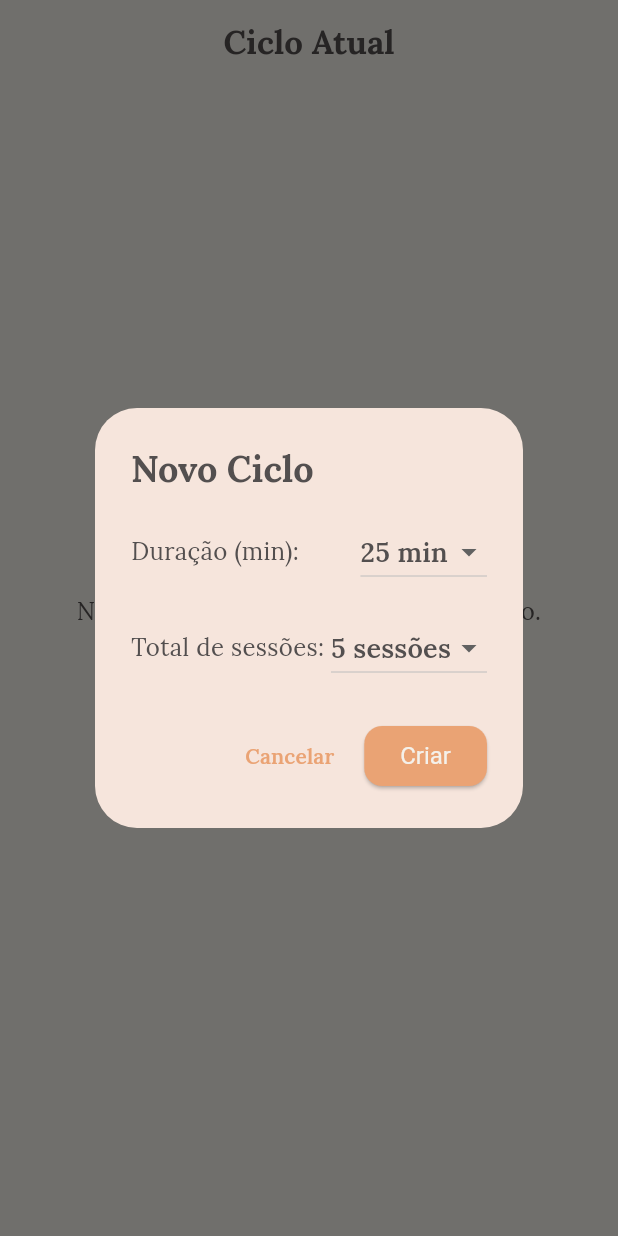
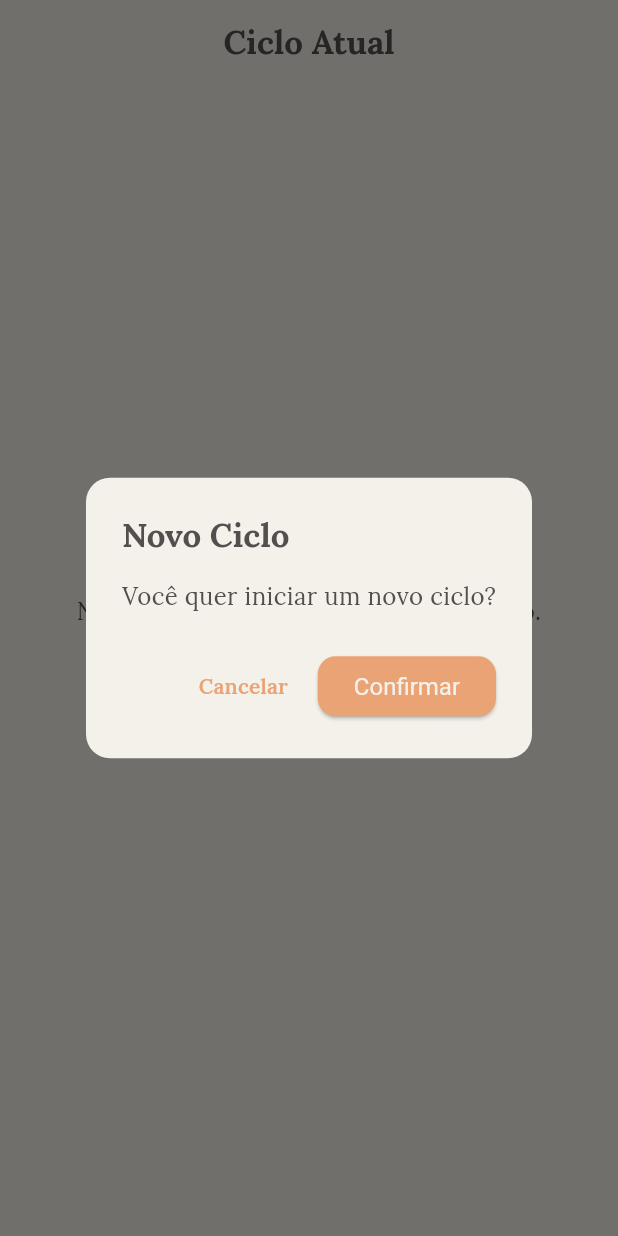
Before and after one commit to lucaseneiva/structured-writing-protocol, a Flutter app: the screen it shows after launch, after a tap on "Criar novo ciclo", on a phone screen of 412 x 824 dp. Run offline on Flutter 3.47's test engine with Material 3 defaults, Android fonts, the phone set to English and light mode, and no system bars; our stand-ins replace flutter_riverpod, google_fonts.

Commit message:
refactor: confirmation dialog widget

```diff
--- a/lib/presentation/home_page.dart
+++ b/lib/presentation/home_page.dart
@@ -5,6 +5,7 @@ import 'package:structured_writing_protocol/presentation/widgets/circular_progre
 import 'package:structured_writing_protocol/presentation/widgets/session_card.dart';
 import 'package:structured_writing_protocol/presentation/widgets/cycle_drawer.dart';
 import 'package:intl/intl.dart';
+import 'package:structured_writing_protocol/presentation/widgets/confirmation_dialog.dart';
 
 // Usamos ConsumerWidget para poder "ouvir" os providers.
 class HomePage extends ConsumerWidget {
@@ -31,7 +32,17 @@ class HomePage extends ConsumerWidget {
               const SizedBox(height: 16),
               ElevatedButton(
                 onPressed: () {
-                  _showCreateCycleDialog(context, ref);
+                  showDialog(
+                    context: context,
+                    builder: (_) => ConfirmationDialog(
+                      title: "Novo Ciclo",
+                      message: "Você quer iniciar um novo ciclo?",
+                      onConfirmation: () {
+                        ref.read(writingRepositoryProvider).startNewCycle();
+						ref.invalidate(cycleListProvider);
+                      },
+                    ),
+                  );
                 },
                 child: const Text("Criar novo ciclo"),
               ),
@@ -147,95 +158,4 @@ class HomePage extends ConsumerWidget {
     // Por enquanto, retorna hoje. Você pode implementar lógica mais complexa
     return DateFormat('dd MMM yyyy').format(DateTime.now());
   }
-
-  void _showCreateCycleDialog(BuildContext context, WidgetRef ref) {
-    int sessionDuration = 25; // valor padrão
-    int totalSessions = 5; // valor padrão
-
-    showDialog(
-      context: context,
-      builder: (context) => StatefulBuilder(
-        builder: (context, setState) => AlertDialog(
-          title: const Text("Novo Ciclo"),
-          content: Column(
-            mainAxisSize: MainAxisSize.min,
-            children: [
-              Row(
-                children: [
-                  const Text("Duração (min): "),
-                  const Spacer(),
-                  DropdownButton<int>(
-                    value: sessionDuration,
-                    items: [15, 20, 25, 30, 45].map((duration) {
-                      return DropdownMenuItem(
-                        value: duration,
-                        child: Text("$duration min"),
-                      );
-                    }).toList(),
-                    onChanged: (value) {
-                      setState(() {
-                        sessionDuration = value!;
-                      });
-                    },
-                  ),
-                ],
-              ),
-              const SizedBox(height: 16),
-              Row(
-                children: [
-                  const Text("Total de sessões: "),
-                  const Spacer(),
-                  DropdownButton<int>(
-                    value: totalSessions,
-                    items: [4, 5].map((total) {
-                      return DropdownMenuItem(
-                        value: total,
-                        child: Text("$total sessões"),
-                      );
-                    }).toList(),
-                    onChanged: (value) {
-                      setState(() {
-                        totalSessions = value!;
-                      });
-                    },
-                  ),
-                ],
-              ),
-            ],
-          ),
-          actions: [
-            TextButton(
-              onPressed: () => Navigator.pop(context),
-              child: const Text("Cancelar"),
-            ),
-            ElevatedButton(
-              onPressed: () async {
-                // Marque como async
-                try {
-                  // Chame a função do repositório diretamente
-                  await ref.read(writingRepositoryProvider).startNewCycle();
-
-                  // Invalide o provider que contém a lista de ciclos
-                  ref.invalidate(cycleListProvider);
-
-                  // Se houvesse um diálogo, você o fecharia aqui.
-                  // Navigator.pop(context);
-                } catch (e) {
-                  // Agora você pode facilmente tratar erros!
-                  if (context.mounted) {
-                    ScaffoldMessenger.of(context).showSnackBar(
-                      SnackBar(
-                        content: Text("Ocorreu um erro ao criar o ciclo: $e"),
-                      ),
-                    );
-                  }
-                }
-              },
-              child: const Text("Criar"),
-            ),
-          ],
-        ),
-      ),
-    );
-  }
 }
--- /dev/null
+++ b/lib/presentation/widgets/confirmation_dialog.dart
@@ -0,0 +1,52 @@
+import 'package:flutter/material.dart';
+import 'package:structured_writing_protocol/theme/app_colors.dart';
+
+class ConfirmationDialog extends StatelessWidget {
+  final String title;
+  final String message;
+  final VoidCallback onConfirmation;
+  final String confirmButtonText;
+
+  const ConfirmationDialog({
+    super.key,
+    required this.title,
+    required this.message,
+    required this.onConfirmation,
+    this.confirmButtonText = "Confirmar",
+  });
+
+  @override
+  Widget build(BuildContext context) {
+    return AlertDialog(
+      backgroundColor: AppColors.vanillaMonlight,
+      shape: RoundedRectangleBorder(borderRadius: BorderRadius.circular(16)),
+
+      title: Text(
+        title,
+        style: Theme.of(context).textTheme.titleLarge,
+      ),
+
+      content: Text(
+        message,
+        style: Theme.of(context).textTheme.bodyMedium,
+      ),
+
+      actions: [
+        TextButton(
+          onPressed: () {
+            Navigator.of(context).pop();
+          },
+          child: const Text("Cancelar"),
+        ),
+
+        ElevatedButton(
+          onPressed: () {
+            onConfirmation();
+            Navigator.of(context).pop();
+          },
+          child: Text(confirmButtonText),
+        ),
+      ],
+    );
+  }
+}
```
